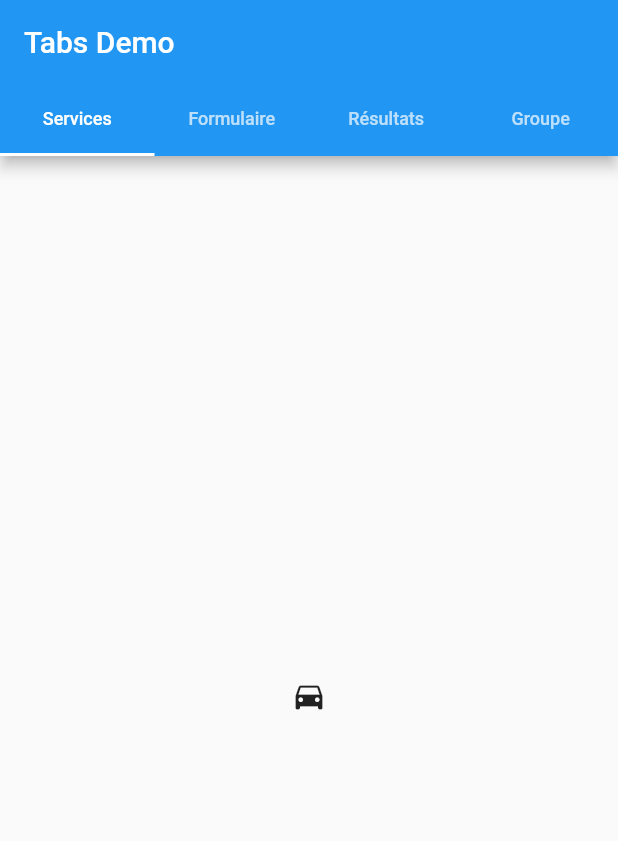
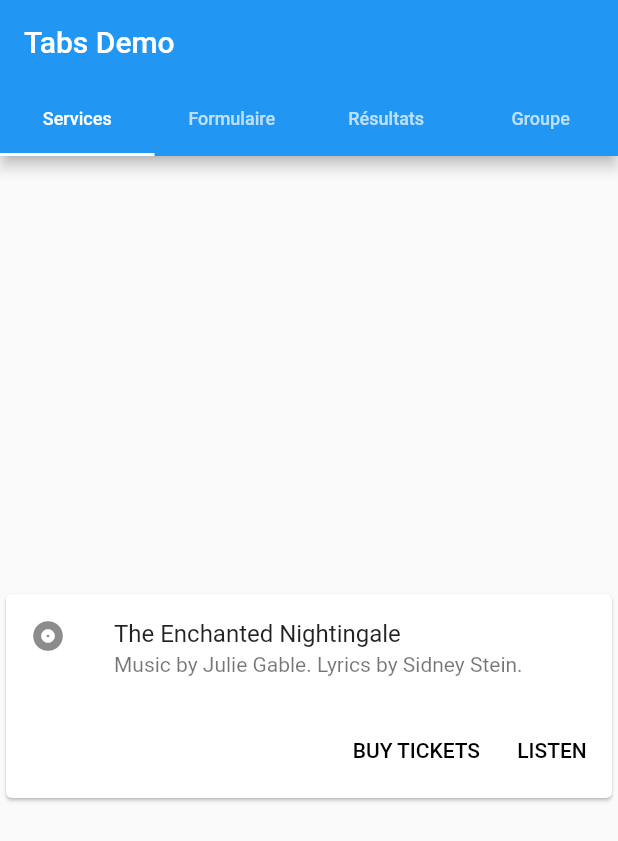
Before and after one commit to stardread/Projet_Flutter, a Flutter app: the screen it shows after launch, on a phone screen of 412 x 824 dp. Shown: the top 841 px of the screen. Run offline on Flutter 3.47's test engine with Material 2 defaults, Android fonts, the light colour scheme and no system bars; drawn by our look-alikes of auto_size_text; our stand-ins replace device_info.

Commit message:
Ajout package page

```diff
--- a/lib/main.dart
+++ b/lib/main.dart
@@ -1,5 +1,9 @@
 import 'package:auto_size_text/auto_size_text.dart';
 import 'package:flutter/material.dart';
+
+import './page/sevices.dart';
+import './page/formulaire.dart';
+import 'package:device_info/device_info.dart';
 
 void main() => runApp(MyApp());
 
@@ -19,6 +23,7 @@ class MyApp extends StatelessWidget {
 }
 
 class MyHomePage extends StatelessWidget {
+
   @override
   Widget build(BuildContext context) {
     return MaterialApp(
@@ -43,10 +48,9 @@ class MyHomePage extends StatelessWidget {
           ),
           body: TabBarView(
             children: [
-              Icon(Icons.directions_car),
-              Icon(Icons.directions_transit),
+              Services(),
+              Formulaire(),
               Icon(Icons.directions_bike),
-
             ],
           ),
         ),
--- /dev/null
+++ b/lib/page/sevices.dart
@@ -0,0 +1,39 @@
+import 'package:device_info/device_info.dart';
+import 'package:flutter/material.dart';
+
+class Services extends StatelessWidget {
+
+  @override
+  Widget build(BuildContext context) {
+    return Container(
+      child: Center(
+        child: Card(
+          child: Column(
+            mainAxisSize: MainAxisSize.min,
+            children: <Widget>[
+              const ListTile(
+                leading: Icon(Icons.album),
+                title: Text('The Enchanted Nightingale'),
+                subtitle: Text('Music by Julie Gable. Lyrics by Sidney Stein.'),
+              ),
+              ButtonTheme.bar( // make buttons use the appropriate styles for cards
+                child: ButtonBar(
+                  children: <Widget>[
+                    FlatButton(
+                      child: const Text('BUY TICKETS'),
+                      onPressed: () { /* ... */ },
+                    ),
+                    FlatButton(
+                      child: const Text('LISTEN'),
+                      onPressed: () { /* ... */ },
+                    ),
+                  ],
+                ),
+              ),
+            ],
+          ),
+        ),
+      )
+    );
+  }
+}
--- a/pubspec.yaml
+++ b/pubspec.yaml
@@ -16,6 +16,7 @@ dependencies:
   flutter:
     sdk: flutter
   auto_size_text: ^1.0.0
+  device_info: ^0.4.0+1
   # The following adds the Cupertino Icons font to your application.
   # Use with the CupertinoIcons class for iOS style icons.
   cupertino_icons: ^0.1.2
```
Also changed, not shown: lib/page/formulaire.dart (added, +23 -0 lines).
